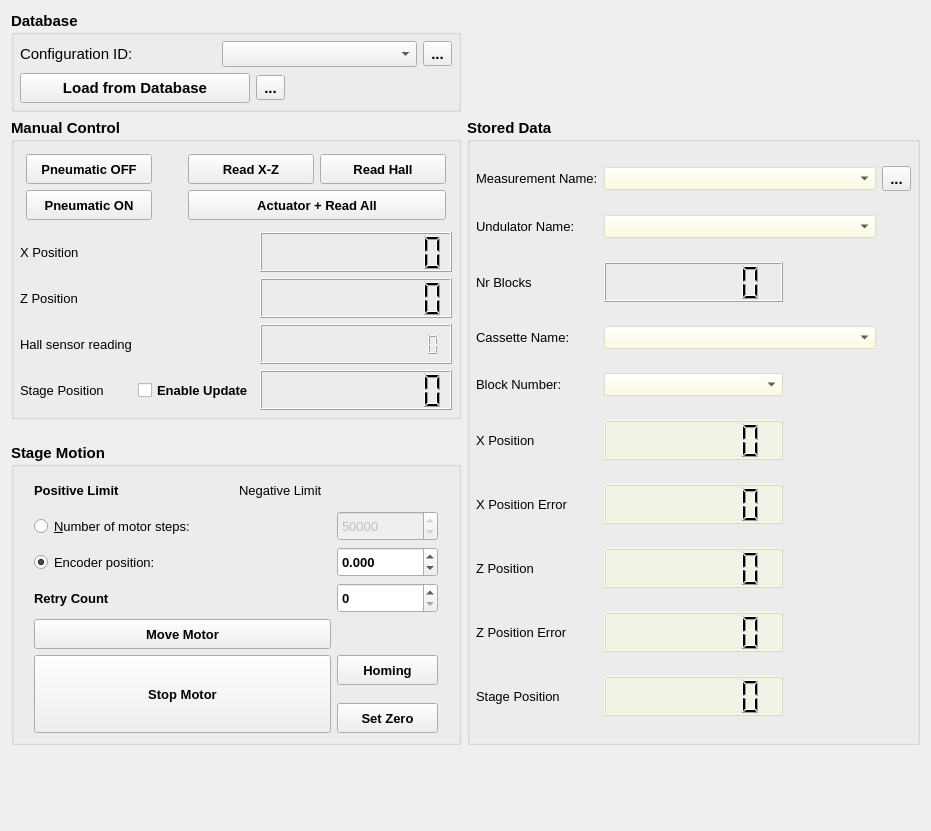
Old version of the form deltabench/gui/ui/measurementwidget.ui in the repository lnls-ima/delta-assembly-bench.
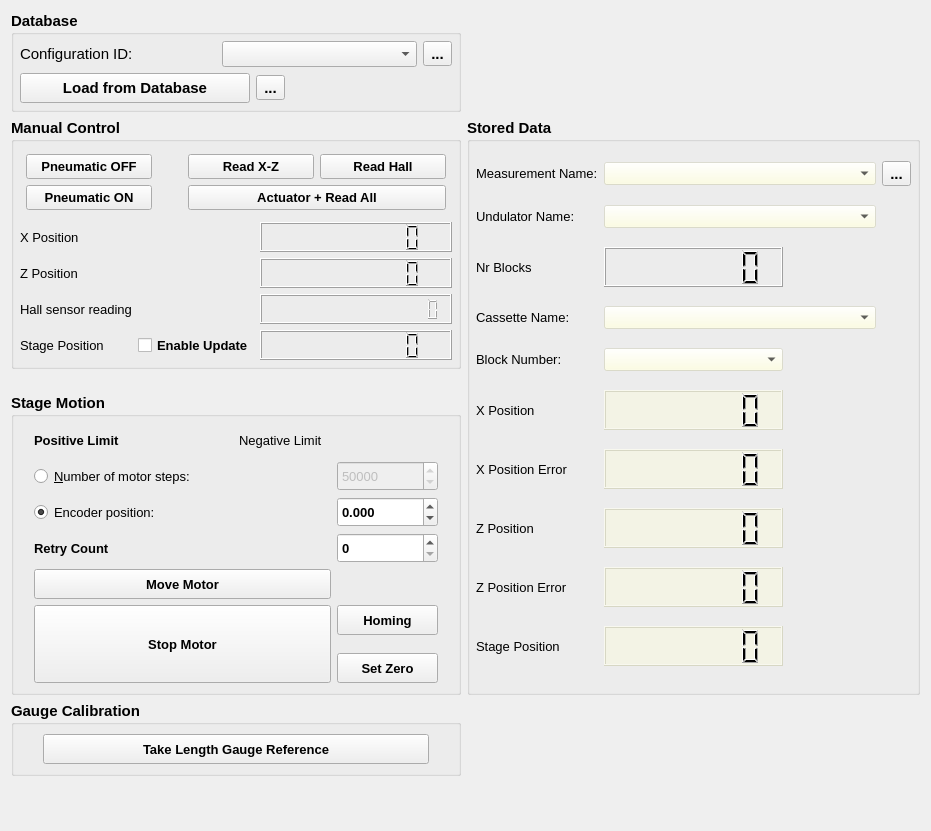
New version of the form. Icons and pictures are not drawn.

Commit message: Add button to reset length gauge references on Control tab

Diff of the .ui file:
```diff
--- a/deltabench/gui/ui/measurementwidget.ui
+++ b/deltabench/gui/ui/measurementwidget.ui
@@ -546,7 +546,7 @@
      </layout>
     </widget>
    </item>
-   <item row="6" column="0" colspan="2">
+   <item row="7" column="0" colspan="2">
     <spacer name="verticalSpacer_2">
      <property name="orientation">
       <enum>Qt::Vertical</enum>
@@ -1025,7 +1025,7 @@
         <property name="minimumSize">
          <size>
           <width>100</width>
-          <height>40</height>
+          <height>30</height>
          </size>
         </property>
         <property name="digitCount">
@@ -1044,7 +1044,7 @@
         <property name="minimumSize">
          <size>
           <width>100</width>
-          <height>40</height>
+          <height>30</height>
          </size>
         </property>
         <property name="autoFillBackground">
@@ -1080,7 +1080,7 @@
           <property name="minimumSize">
            <size>
             <width>0</width>
-            <height>30</height>
+            <height>25</height>
            </size>
           </property>
           <property name="font">
@@ -1104,7 +1104,7 @@
           <property name="minimumSize">
            <size>
             <width>0</width>
-            <height>30</height>
+            <height>25</height>
            </size>
           </property>
           <property name="font">
@@ -1202,7 +1202,7 @@
           <property name="minimumSize">
            <size>
             <width>0</width>
-            <height>30</height>
+            <height>25</height>
            </size>
           </property>
           <property name="font">
@@ -1226,7 +1226,7 @@
           <property name="minimumSize">
            <size>
             <width>0</width>
-            <height>30</height>
+            <height>25</height>
            </size>
           </property>
           <property name="font">
@@ -1260,7 +1260,7 @@
           <property name="minimumSize">
            <size>
             <width>0</width>
-            <height>30</height>
+            <height>25</height>
            </size>
           </property>
           <property name="font">
@@ -1314,7 +1314,7 @@
         <property name="minimumSize">
          <size>
           <width>100</width>
-          <height>40</height>
+          <height>30</height>
          </size>
         </property>
         <property name="autoFillBackground">
@@ -1350,7 +1350,7 @@
         <property name="minimumSize">
          <size>
           <width>0</width>
-          <height>40</height>
+          <height>30</height>
          </size>
         </property>
         <property name="font">
@@ -1417,6 +1417,67 @@
      </layout>
     </widget>
    </item>
+   <item row="6" column="0">
+    <widget class="QGroupBox" name="groupBox_3">
+     <property name="font">
+      <font>
+       <weight>75</weight>
+       <bold>true</bold>
+      </font>
+     </property>
+     <property name="title">
+      <string>Gauge Calibration</string>
+     </property>
+     <layout class="QGridLayout" name="gridLayout_9">
+      <item row="0" column="0">
+       <layout class="QGridLayout" name="gridLayout_4">
+        <property name="leftMargin">
+         <number>20</number>
+        </property>
+        <property name="topMargin">
+         <number>0</number>
+        </property>
+        <property name="rightMargin">
+         <number>20</number>
+        </property>
+        <property name="bottomMargin">
+         <number>0</number>
+        </property>
+        <item row="0" column="0">
+         <widget class="QPushButton" name="pbt_set_gauge_reference">
+          <property name="sizePolicy">
+           <sizepolicy hsizetype="Minimum" vsizetype="Minimum">
+            <horstretch>0</horstretch>
+            <verstretch>0</verstretch>
+           </sizepolicy>
+          </property>
+          <property name="minimumSize">
+           <size>
+            <width>0</width>
+            <height>30</height>
+           </size>
+          </property>
+          <property name="maximumSize">
+           <size>
+            <width>16777215</width>
+            <height>30</height>
+           </size>
+          </property>
+          <property name="font">
+           <font>
+            <pointsize>10</pointsize>
+           </font>
+          </property>
+          <property name="text">
+           <string>Take Length Gauge Reference</string>
+          </property>
+         </widget>
+        </item>
+       </layout>
+      </item>
+     </layout>
+    </widget>
+   </item>
   </layout>
  </widget>
  <resources/>
```
The commit also changes 1 other file.
